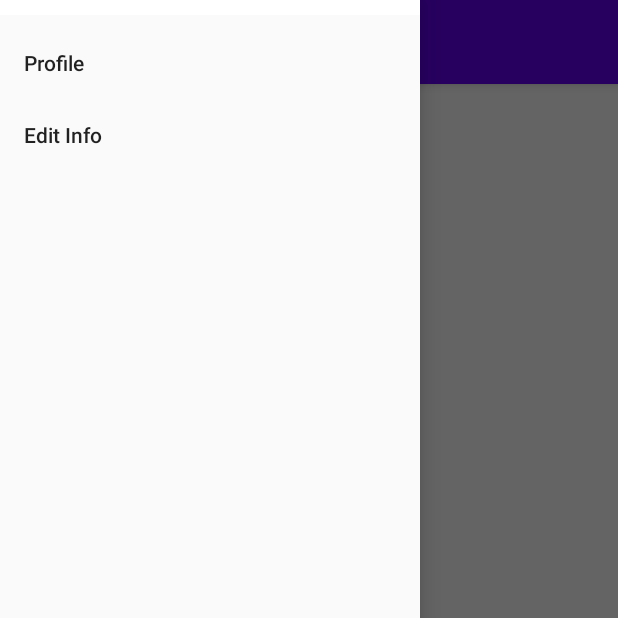
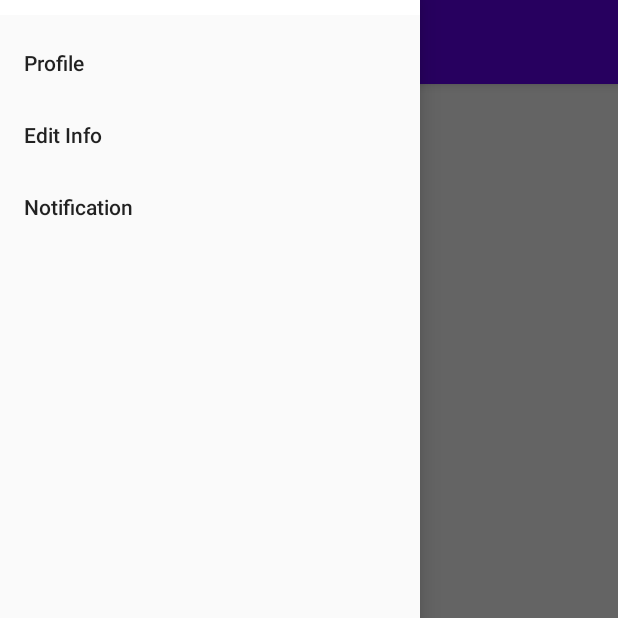
Before and after one commit to timhdang/androidtestapp, an Android app: the screen it shows after launch (MainActivity), with the side drawer open, on a phone screen of 412 x 824 dp, the top half of it. Run offline under Robolectric (Android 15) with nearby library versions, the phone set to English and light mode, and no system bars; our stand-ins replace navigation-ui.

Commit message:
Notification basically done

```diff
--- a/app/src/main/java/com/timhdang/test2/FakeActivity.java
+++ b/app/src/main/java/com/timhdang/test2/FakeActivity.java
@@ -13,23 +13,12 @@ public class FakeActivity extends AppCompatActivity {
         setContentView(R.layout.activity_fake);
 
         new Handler().postDelayed(new Runnable() {
-
-// Using handler with postDelayed called runnable run method
-
             @Override
-
             public void run() {
-
                 Intent i = new Intent(FakeActivity.this, MainActivity.class);
-
                 startActivity(i);
-
-                // close this activity
-
                 finish();
-
             }
-
-        }, 3000); // wait for 5 seconds
+        }, 2200); // wait for 2.2 seconds
     }
 }
--- a/app/src/main/java/com/timhdang/test2/MainActivity.java
+++ b/app/src/main/java/com/timhdang/test2/MainActivity.java
@@ -32,7 +32,7 @@ public class MainActivity extends AppCompatActivity {
         // Passing each menu ID as a set of Ids because each
         // menu should be considered as top level destinations.
         mAppBarConfiguration = new AppBarConfiguration.Builder(
-                R.id.nav_profile, R.id.nav_edit, R.id.nav_not_show)
+                R.id.nav_profile, R.id.nav_edit, R.id.nav_not_show, R.id.nav_notification)
                 .setDrawerLayout(drawer)
                 .build();
         Menu nav_Menu = navigationView.getMenu();
@@ -42,13 +42,6 @@ public class MainActivity extends AppCompatActivity {
         NavigationUI.setupWithNavController(navigationView, navController);
     }
 
-    @Override
-    public boolean onCreateOptionsMenu(Menu menu) {
-        // Inflate the menu; this adds items to the action bar if it is present.
-        getMenuInflater().inflate(R.menu.main, menu);
-
-        return true;
-    }
 
     @Override
     public boolean onSupportNavigateUp() {
--- a/app/src/main/res/menu/activity_main_drawer.xml
+++ b/app/src/main/res/menu/activity_main_drawer.xml
@@ -13,6 +13,8 @@
         <item
             android:id="@+id/nav_edit"
             android:title="Edit Info" />
-
+        <item
+            android:id="@+id/nav_notification"
+            android:title="Notification" />
     </group>
 </menu>
--- a/app/src/main/res/navigation/mobile_navigation.xml
+++ b/app/src/main/res/navigation/mobile_navigation.xml
@@ -24,4 +24,9 @@
         android:name="com.timhdang.test2.ui.base.BaseFragment"
         android:label="Android Test App"
         tools:layout="@layout/fragment_base" />
+    <fragment
+        android:id="@+id/nav_notification"
+        android:name="com.timhdang.test2.ui.notification.notification"
+        android:label="fragment_notification"
+        tools:layout="@layout/fragment_notification" />
 </navigation>
--- a/app/src/main/res/values/strings.xml
+++ b/app/src/main/res/values/strings.xml
@@ -12,4 +12,9 @@
     <string name="menu_slideshow">Slideshow</string>
 
     <string name="home_second">Home Second</string>
+
+    <!-- TODO: Remove or change this placeholder text -->
+    <string name="hello_blank_fragment">Hello blank fragment</string>
+
+    <string name="notification_enable">Notifications enabled!</string>
 </resources>
```
Also changed, not shown: app/src/main/java/com/timhdang/test2/ui/notification/notification.java (added, +48 -0 lines), app/src/main/res/layout/custom_dialog_layout.xml (added, +23 -0 lines), app/src/main/res/layout/fragment_notification.xml (added, +8 -0 lines).
